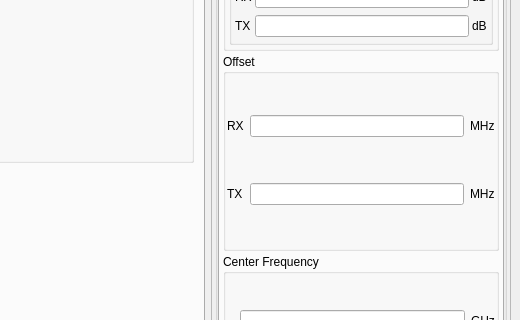
Before: the Qt Designer form examples/multi-trx/src/gui.ui in jahknem/FutureSDR, drawn with Qt 5; both pictures show x 614 to 1134 and y 440 to 760 of the 1134 by 928 pixel window.
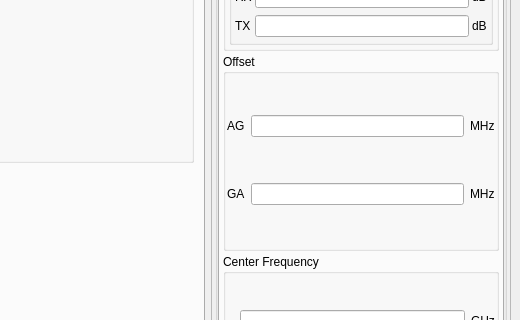
After: the same form once the commit is applied. The open tabs and pages were chosen to show the change.

Diff of the .ui file:
```diff
--- a/examples/multi-trx/src/gui.ui
+++ b/examples/multi-trx/src/gui.ui
@@ -1453,14 +1453,14 @@
                  <item row="1" column="0">
                   <widget class="QLabel" name="label_4">
                    <property name="text">
-                    <string>TX</string>
+                    <string>GA</string>
                    </property>
                   </widget>
                  </item>
                  <item row="0" column="0">
                   <widget class="QLabel" name="label_5">
                    <property name="text">
-                    <string>RX</string>
+                    <string>AG</string>
                    </property>
                   </widget>
                  </item>
```
Left out of the diff: 8 changed lines with no effect on the pictures.
